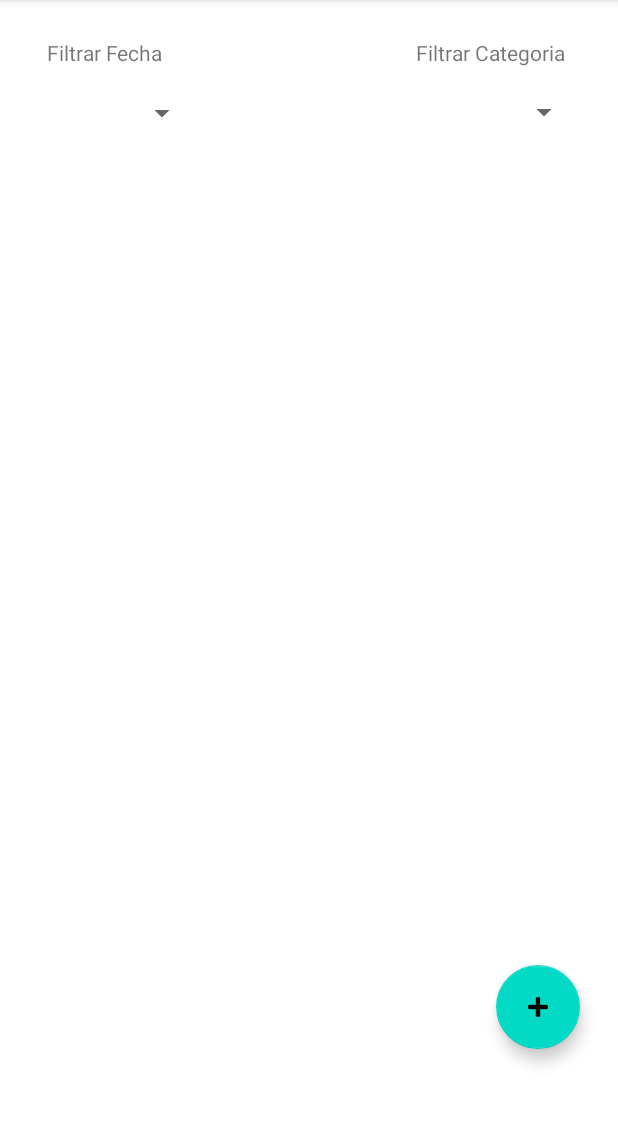
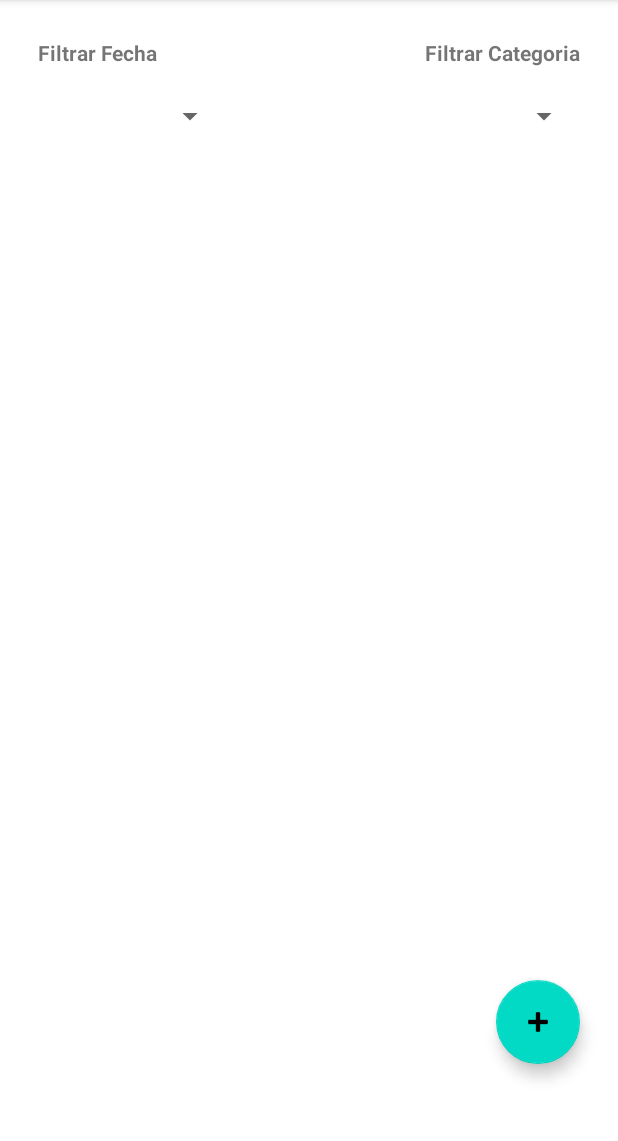
Before and after one commit to vicentjordi/MyWonderfulMoneyControl, an Android app: the screen it shows after launch (MainActivity), on a phone screen of 412 x 824 dp, the part 84-1225 px from its top. Run offline under Robolectric (Android 15) with nearby library versions, the phone set to English and light mode, and no system bars; 1 statement that could not run was skipped.

Commit message:
-Canvi disseny Main -Canvi disseny lista_movimientos -Comentat el Adapter i totes les referencies a ell -Canvis fitxer strings -Actualizada la app a la veriso 2.0

```diff
--- a/app/build.gradle
+++ b/app/build.gradle
@@ -12,7 +12,7 @@ android {
         minSdk 21
         targetSdk 32
         versionCode 1
-        versionName "1.0"
+        versionName "2.0"
 
         testInstrumentationRunner "androidx.test.runner.AndroidJUnitRunner"
     }
--- a/app/src/main/java/edu/jordivicent/mywonderfulmoneycontrol/MainActivity.kt
+++ b/app/src/main/java/edu/jordivicent/mywonderfulmoneycontrol/MainActivity.kt
@@ -12,7 +12,7 @@ import android.widget.Spinner
 import androidx.core.app.ActivityCompat
 import androidx.core.content.ContextCompat
 import androidx.recyclerview.widget.LinearLayoutManager
-import edu.jordivicent.mywonderfulmoneycontrol.Utils.AdapterMovimiento
+//import edu.jordivicent.mywonderfulmoneycontrol.Utils.AdapterMovimiento
 import edu.jordivicent.mywonderfulmoneycontrol.Utils.miSQLiteHelper
 import edu.jordivicent.mywonderfulmoneycontrol.databinding.ActivityMainBinding
 import java.util.jar.Manifest
@@ -30,7 +30,7 @@ class MainActivity : AppCompatActivity() {
 
         moneyControlDB = miSQLiteHelper(this)
 
-        binding.btAdd.setOnClickListener{
+        binding.btnAdd.setOnClickListener{
             val myIntent = Intent(this, activity_Movimiento::class.java)
 
             startActivity(myIntent)
@@ -112,12 +112,12 @@ class MainActivity : AppCompatActivity() {
         db = moneyControlDB.readableDatabase
         val cursor = db.rawQuery("SELECT * FROM movimiento", null)
 
-        val adaptador = AdapterMovimiento()
-        adaptador.RecyclerViewMovimiento(this, cursor)
+        //val adaptador = AdapterMovimiento()
+       // adaptador.RecyclerViewMovimiento(this, cursor)
 
         binding.rvMovimientos.setHasFixedSize(true)
         binding.rvMovimientos.layoutManager = LinearLayoutManager(this)
-        binding.rvMovimientos.adapter=adaptador
+        //binding.rvMovimientos.adapter=adaptador
     }
 
     override fun onDestroy() {
--- a/app/src/main/res/layout/activity_main.xml
+++ b/app/src/main/res/layout/activity_main.xml
@@ -7,70 +7,66 @@
     tools:context=".MainActivity">
 
     <TextView
-        android:id="@+id/tvFiltrarFecha"
         android:layout_width="wrap_content"
         android:layout_height="wrap_content"
-        android:layout_marginStart="25dp"
+        android:id="@+id/lblFiltrarFecha"
+        android:textStyle="bold"
+        android:text="@string/tvFiltroFecha"
+        android:layout_marginLeft="25dp"
+        app:layout_constraintStart_toStartOf="parent"
         android:layout_marginTop="25dp"
-        android:layout_marginEnd="163dp"
-        android:text="@string/tvFiltroFecha"
-        app:layout_constraintEnd_toStartOf="@+id/tvFiltroCat"
-        app:layout_constraintStart_toStartOf="parent"
-        app:layout_constraintTop_toTopOf="parent" />
+        app:layout_constraintTop_toTopOf="parent"/>
 
     <TextView
-        android:id="@+id/tvFiltroCat"
         android:layout_width="wrap_content"
         android:layout_height="wrap_content"
+        android:id="@+id/lblFiltrarCategoria"
+        android:textStyle="bold"
+        android:text="@string/tvFiltroCat"
+        android:layout_marginRight="25dp"
+        app:layout_constraintEnd_toEndOf="parent"
         android:layout_marginTop="25dp"
-        android:layout_marginEnd="35dp"
-        android:text="@string/tvFiltroCat"
-        app:layout_constraintEnd_toEndOf="parent"
-        app:layout_constraintTop_toTopOf="parent" />
+        app:layout_constraintTop_toTopOf="parent"/>
 
     <Spinner
         android:id="@+id/spFiltroFecha"
         android:layout_width="125dp"
-        android:layout_height="35dp"
-        android:layout_marginStart="25dp"
-        android:layout_marginTop="13dp"
-        android:layout_marginEnd="148dp"
-        app:layout_constraintEnd_toStartOf="@+id/spFiltroCat"
+        android:layout_height="25dp"
+        android:layout_marginLeft="25dp"
         app:layout_constraintStart_toStartOf="parent"
-        app:layout_constraintTop_toBottomOf="@+id/tvFiltrarFecha" />
+        android:layout_marginTop="20dp"
+        app:layout_constraintTop_toBottomOf="@id/lblFiltrarFecha" />
 
     <Spinner
         android:id="@+id/spFiltroCat"
         android:layout_width="125dp"
-        android:layout_height="34dp"
-        android:layout_marginTop="13dp"
-        android:layout_marginEnd="25dp"
+        android:layout_height="25dp"
+        android:layout_marginRight="25dp"
         app:layout_constraintEnd_toEndOf="parent"
-        app:layout_constraintTop_toBottomOf="@+id/tvFiltroCat" />
+        android:layout_marginTop="20dp"
+        app:layout_constraintTop_toBottomOf="@id/lblFiltrarCategoria" />
 
     <androidx.recyclerview.widget.RecyclerView
         android:id="@+id/rvMovimientos"
-        android:layout_width="411dp"
-        android:layout_height="413dp"
-        android:layout_marginStart="1dp"
-        android:layout_marginTop="10dp"
-        android:layout_marginEnd="1dp"
-        app:layout_constraintBottom_toTopOf="@+id/btAdd"
-        app:layout_constraintEnd_toEndOf="parent"
-        app:layout_constraintStart_toStartOf="parent"
-        app:layout_constraintTop_toBottomOf="@+id/spFiltroFecha" />
+        android:layout_width="match_parent"
+        android:layout_height="440dp"
+        android:layout_marginTop="15dp"
+        android:layout_marginBottom="5dp"
+        app:layout_constraintBottom_toTopOf="@id/btnAdd"
+        app:layout_constraintTop_toBottomOf="@id/spFiltroCat"/>
 
     <com.google.android.material.floatingactionbutton.FloatingActionButton
-        android:id="@+id/btAdd"
+        android:id="@+id/btnAdd"
         android:layout_width="wrap_content"
         android:layout_height="wrap_content"
-        android:layout_marginTop="10dp"
-        android:layout_marginEnd="25dp"
+        app:srcCompat="@android:drawable/ic_input_add"
+        android:clickable="true"
+        android:layout_marginTop="5dp"
+        android:layout_marginRight="25dp"
+        app:layout_constraintEnd_toEndOf="parent"
+        app:layout_constraintTop_toBottomOf="@id/rvMovimientos"
         android:layout_marginBottom="10dp"
-        android:clickable="true"
-        app:layout_constraintBottom_toBottomOf="parent"
-        app:layout_constraintEnd_toEndOf="parent"
-        app:layout_constraintTop_toBottomOf="@+id/rvMovimientos"
-        app:srcCompat="@android:drawable/ic_input_add" />
+        app:layout_constraintBottom_toBottomOf="parent"/>
+
 
 </androidx.constraintlayout.widget.ConstraintLayout>
```
Also changed, not shown: app/src/main/java/edu/jordivicent/mywonderfulmoneycontrol/Utils/AdapterMovimiento.kt (+6 -3 lines), app/src/main/res/layout/lista_movimientos.xml (+114 -60 lines), app/src/main/res/values/strings.xml (+19 -7 lines).
